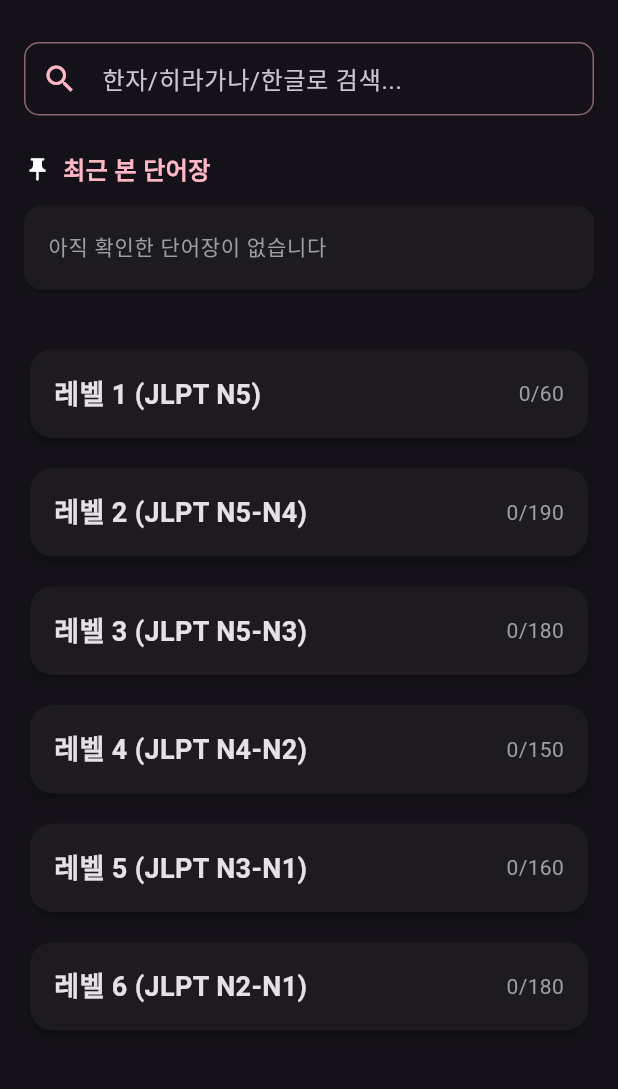
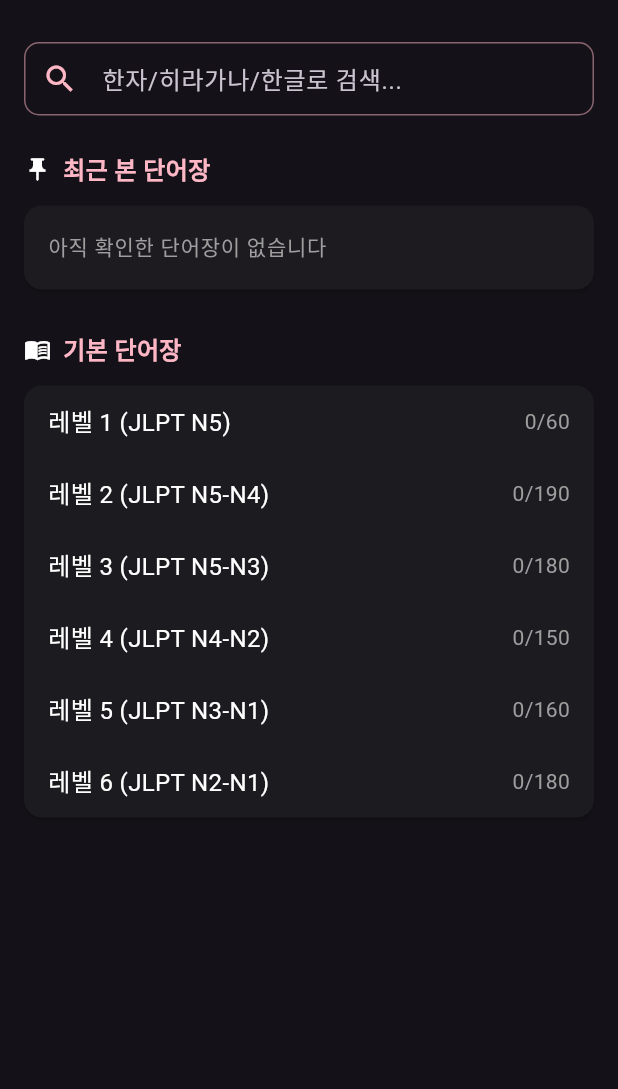
Before and after one commit to yoosukkim-create/Japanese, a Flutter app: the screen it shows after launch, on a phone screen of 412 x 824 dp, the part 66-1155 px from its top. Run offline on Flutter 3.47's test engine with Material 3 defaults, Android fonts, the phone set to English and light mode, and no system bars; our stand-ins replace shared_preferences.

Commit message:
fix: merge main word list

```diff
--- a/lib/main.dart
+++ b/lib/main.dart
@@ -205,6 +205,88 @@ class _HomeScreenState extends State<HomeScreen> {
     );
   }
 
+  Widget _buildBasicWordList(List<JapaneseLevel> levels, ThemeProvider themeProvider) {
+    return Column(
+      crossAxisAlignment: CrossAxisAlignment.start,
+      children: [
+        Padding(
+          padding: const EdgeInsets.fromLTRB(16, 8, 16, 8),
+          child: Row(
+            children: [
+              const Icon(
+                Icons.menu_book,
+                size: 18,
+              ),
+              const SizedBox(width: 8),
+              Text(
+                '기본 단어장',
+                style: TextStyle(
+                  fontSize: 16,
+                  fontWeight: FontWeight.bold,
+                  color: themeProvider.mainColor,
+                ),
+              ),
+            ],
+          ),
+        ),
+        Card(
+          margin: const EdgeInsets.symmetric(horizontal: 16, vertical: 4),
+          color: const Color(0xFF1C1B1F),  // 다크 모드 카드 색상
+          shape: RoundedRectangleBorder(
+            borderRadius: BorderRadius.circular(12.0),
+          ),
+          child: Column(
+            children: levels.map((level) {
+              return InkWell(
+                onTap: () {
+                  Navigator.push(
+                    context,
+                    MaterialPageRoute(
+                      builder: (context) => SubLevelScreen(level: level),
+                    ),
+                  );
+                },
+                child: Padding(
+                  padding: const EdgeInsets.symmetric(horizontal: 16.0, vertical: 12.0),
+                  child: Row(
+                    mainAxisAlignment: MainAxisAlignment.spaceBetween,
+                    children: [
+                      Text(
+                        level.title,
+                        style: const TextStyle(
+                          fontSize: 16,
+                          color: Colors.white,
+                        ),
+                      ),
+                      Consumer<StudyProvider>(
+                        builder: (context, studyProvider, child) {
+                          int totalWords = 0;
+                          int studiedWords = 0;
+                          level.subLevels.values.forEach((sublevel) {
+                            totalWords += sublevel.words.length;
+                            studiedWords += studyProvider.getStudiedWordsCount(sublevel.words);
+                          });
+                          return Text(
+                            '$studiedWords/$totalWords',
+                            style: const TextStyle(
+                              fontSize: 14,
+                              color: Colors.grey,
+                            ),
+                          );
+                        },
+                      ),
+                    ],
+                  ),
+                ),
+              );
+            }).toList(),
+          ),
+        ),
+        const SizedBox(height: 16),
+      ],
+    );
+  }
+
   @override
   Widget build(BuildContext context) {
     return Consumer2<ThemeProvider, StudyProvider>(
@@ -299,7 +381,7 @@ class _HomeScreenState extends State<HomeScreen> {
 
               // 레벨 목록
               Expanded(
-                child: LevelListScreen(levels: _levels),
+                child: _buildBasicWordList(_levels, themeProvider),
               ),
             ],
           ),
--- a/lib/providers/study_provider.dart
+++ b/lib/providers/study_provider.dart
@@ -266,4 +266,11 @@ class StudyProvider extends ChangeNotifier {
     await prefs.remove('recent_word_lists');
     notifyListeners();
   }
+
+  int getStudiedWordsCount(List<WordCard> words) {
+    return words.where((word) {
+      final state = getWordState('${word.word}_${word.reading}');
+      return state != null;
+    }).length;
+  }
 }
```
